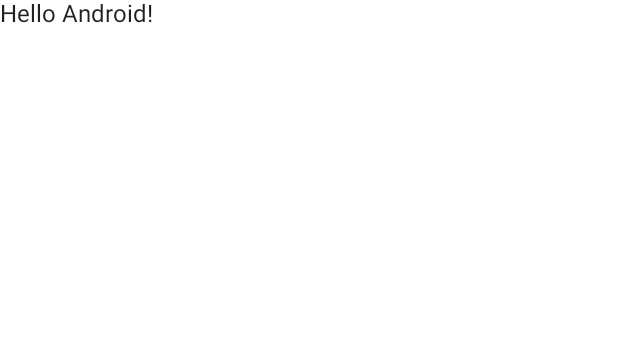
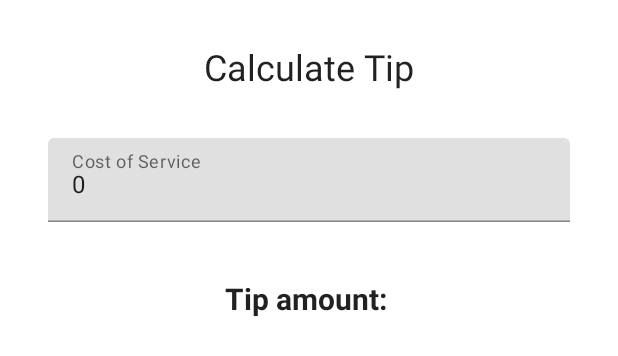
Before and after one commit to YuichiYH/Android_exercises, an Android app built with Jetpack Compose: the @Preview function DefaultPreview, on a phone screen of 412 x 824 dp. Shown: the top 356 px of the screen. Run offline under Robolectric (Android 15) with nearby library versions, the light colour scheme and no system bars.

Commit message:
added functions

```diff
--- a/states/app/src/main/java/com/example/android_exercises/MainActivity.kt
+++ b/states/app/src/main/java/com/example/android_exercises/MainActivity.kt
@@ -1,16 +1,27 @@
 package com.example.android_exercises
 
+import android.annotation.SuppressLint
 import android.os.Bundle
 import androidx.activity.ComponentActivity
 import androidx.activity.compose.setContent
-import androidx.compose.foundation.layout.fillMaxSize
+import androidx.compose.foundation.layout.*
+import androidx.compose.foundation.text.KeyboardActions
+import androidx.compose.foundation.text.KeyboardOptions
 import androidx.compose.material.MaterialTheme
 import androidx.compose.material.Surface
 import androidx.compose.material.Text
-import androidx.compose.runtime.Composable
+import androidx.compose.material.TextField
+import androidx.compose.runtime.*
+import androidx.compose.ui.Alignment
 import androidx.compose.ui.Modifier
+import androidx.compose.ui.res.stringResource
+import androidx.compose.ui.text.font.FontWeight
+import androidx.compose.ui.text.input.KeyboardType
 import androidx.compose.ui.tooling.preview.Preview
+import androidx.compose.ui.unit.dp
+import androidx.compose.ui.unit.sp
 import com.example.android_exercises.ui.theme.Android_exercisesTheme
+import java.text.NumberFormat
 
 class MainActivity : ComponentActivity() {
     override fun onCreate(savedInstanceState: Bundle?) {
@@ -22,7 +33,7 @@
                     modifier = Modifier.fillMaxSize(),
                     color = MaterialTheme.colors.background
                 ) {
-                    Greeting("Android")
+                    TipTimeScreen()
                 }
             }
         }
@@ -30,14 +41,57 @@
 }
 
 @Composable
-fun Greeting(name: String) {
-    Text(text = "Hello $name!")
+fun TipTimeScreen(){
+    Column(
+        modifier = Modifier.padding(32.dp),
+        verticalArrangement = Arrangement.spacedBy(8.dp)
+    ) {
+        Text(
+            text = stringResource(id = R.string.calculate_tip),
+            fontSize = 24.sp,
+            modifier = Modifier.align(alignment = Alignment.CenterHorizontally)
+        )
+        Spacer(modifier = Modifier.height(16.dp))
+        EditNumberField()
+        Spacer(modifier = Modifier.height(24.dp))
+        Text(
+            text = stringResource(R.string.tip_amount, ""),
+            modifier = Modifier.align(Alignment.CenterHorizontally),
+            fontSize = 20.sp,
+            fontWeight = FontWeight.Bold
+        )
+    }
 }
 
-@Preview(showBackground = true)
 @Composable
-fun DefaultPreview() {
-    Android_exercisesTheme {
-        Greeting("Android")
+fun EditNumberField(){
+    var amountInput by remember{
+        mutableStateOf("0")
+    }
+
+    val amount = amountInput.toDoubleOrNull() ?: 0.0
+    val tip = calculateTip(amount)
+
+    TextField(
+        value = amountInput,
+        onValueChange = { amountInput = it },
+        label = { Text(text = stringResource(id = R.string.cost_of_service))},
+        modifier = Modifier.fillMaxWidth(),
+        singleLine = true,
+        keyboardOptions = KeyboardOptions(keyboardType = KeyboardType.Number)
+    )
+}
+
+private fun calculateTip(amount: Double, tipPercent: Double = 15.0): String {
+    val tip = tipPercent/ 100 * amount
+    return NumberFormat.getCurrencyInstance().format(tip)
+
+}
+
+@Preview
+@Composable
+fun DefaultPreview(){
+    Android_exercisesTheme{
+        TipTimeScreen()
     }
 }
--- a/states/app/src/main/res/values/strings.xml
+++ b/states/app/src/main/res/values/strings.xml
@@ -1,3 +1,6 @@
 <resources>
-    <string name="app_name">Android_exercises</string>
+    <string name="app_name">Tip Time</string>
+    <string name="calculate_tip">Calculate Tip</string>
+    <string name="cost_of_service">Cost of Service</string>
+    <string name="tip_amount">Tip amount: %s</string>
 </resources>
```
